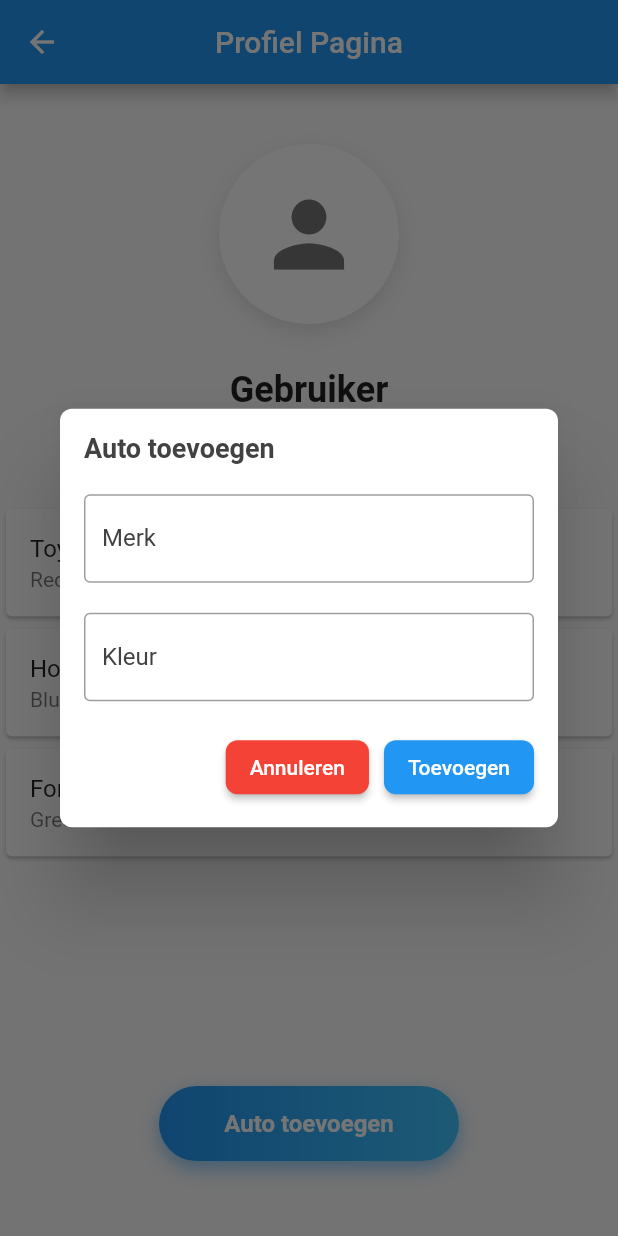
After one commit to Jasper-Matheussen/parkU, a Flutter app: the ProfilePage screen opened directly, after a tap on "Auto toevoegen", on a phone screen of 412 x 824 dp. The commit adds this screen. Run offline on Flutter 3.47's test engine with Material 2 defaults, Android fonts, the phone set to English and light mode, and no system bars; our stand-ins replace cloud_firestore, email_validator, firebase_core, firebase_database, flutter_map, latlong2 and 1 more; missing offline and left inert: flutter_map_marker_cluster, hash; accounts and stored records are empty.

Commit message:
added frontend for profile page and adding cars

```diff
--- a/lib/loginPage.dart
+++ b/lib/loginPage.dart
@@ -1,6 +1,6 @@
 import 'dart:convert';
 import 'dart:math';
-
+import 'storage.dart';
 import 'package:flutter/material.dart';
 import 'package:parku/main.dart';
 import 'package:parku/signupPage.dart';
@@ -93,7 +93,6 @@ class _LoginPageState extends State<LoginPage> {
                       .where('username', isEqualTo: username)
                       .where('password', isEqualTo: hashedPassword)
                       .get();
-                  print(querySnapshot.docs.isNotEmpty);
 
                   if (querySnapshot.docs.isNotEmpty) {
                     return true;
@@ -108,6 +107,8 @@ class _LoginPageState extends State<LoginPage> {
                     content: Text('Login succesvol!'),
                     backgroundColor: Colors.green,
                   );
+                  //set the logged in user
+                  loggedInUser = usernameController.text;
                   ScaffoldMessenger.of(context).showSnackBar(snackBar);
                   Navigator.pop(context);
                 } else {
--- a/lib/main.dart
+++ b/lib/main.dart
@@ -4,10 +4,12 @@ import "package:flutter_map/flutter_map.dart";
 import "package:flutter_map_marker_cluster/flutter_map_marker_cluster.dart";
 import "package:latlong2/latlong.dart";
 import 'package:location/location.dart';
+import 'package:parku/profilePage.dart';
 import 'loginPage.dart';
 import 'package:firebase_core/firebase_core.dart';
 import 'firebase_options.dart';
 import 'package:firebase_database/firebase_database.dart';
+import 'storage.dart';
 
 void main() async {
   WidgetsFlutterBinding.ensureInitialized();
@@ -213,12 +215,22 @@ js_primitives.dart:30 LatLng(latitude:51.228128, longitude:4.420529)*/
                     IconButton(
                       icon: const Icon(Icons.person),
                       onPressed: () {
-                        Navigator.push(
-                          context,
-                          MaterialPageRoute(builder: (context) => LoginPage()),
-                        );
+                        if (loggedInUser != null) {
+                          // User is logged in, navigate to profile page
+                          Navigator.push(
+                            context,
+                            MaterialPageRoute(builder: (context) => ProfilePage()),
+                          );
+                        } else {
+                          // User is not logged in, navigate to login page
+                          Navigator.push(
+                            context,
+                            MaterialPageRoute(builder: (context) => LoginPage()),
+                          );
+                        }
                       },
                     ),
+
                   ],
                 ),
               ),
--- /dev/null
+++ b/lib/profilePage.dart
@@ -0,0 +1,272 @@
+import 'package:flutter/material.dart';
+import 'package:flutter/services.dart';
+import 'storage.dart';
+
+class ProfilePage extends StatefulWidget {
+  const ProfilePage({Key? key}) : super(key: key);
+
+  @override
+  _ProfilePageState createState() => _ProfilePageState();
+}
+
+class _ProfilePageState extends State<ProfilePage> {
+  final String _username = loggedInUser ?? "Gebruiker";
+  List<Car> _cars = [    Car("Toyota", "Red"),    Car("Honda", "Blue"),    Car("Ford", "Green"),  ];
+
+  @override
+  Widget build(BuildContext context) {
+    return Scaffold(
+      appBar: AppBar(
+        title: Text('Profiel Pagina'),
+        centerTitle: true,
+      ),
+      body: Column(
+        crossAxisAlignment: CrossAxisAlignment.center,
+        children: [
+          SizedBox(height: 40),
+          Container(
+            decoration: BoxDecoration(
+              shape: BoxShape.circle,
+              boxShadow: [
+                BoxShadow(
+                  color: Colors.grey[300]!,
+                  blurRadius: 10,
+                  offset: Offset(0, 5),
+                ),
+              ],
+            ),
+            child: CircleAvatar(
+              radius: 60,
+              backgroundColor: Colors.white,
+              child: Icon(
+                Icons.person,
+                size: 70,
+                color: Colors.grey[600],
+              ),
+            ),
+          ),
+          SizedBox(height: 30),
+          Text(
+            _username,
+            style: TextStyle(
+              fontSize: 24,
+              fontWeight: FontWeight.bold,
+            ),
+          ),
+          SizedBox(height: 30),
+          Text(
+            "Jouw auto's",
+            style: TextStyle(
+              fontSize: 18,
+              fontWeight: FontWeight.bold,
+            ),
+          ),
+          SizedBox(height: 10),
+          Expanded(
+            child: ListView.builder(
+              itemCount: _cars.length,
+              itemBuilder: (BuildContext context, int index) {
+                return Card(
+                  child: ListTile(
+                    title: Text(_cars[index].merk),
+                    subtitle: Text(_cars[index].kleur),
+                  ),
+                );
+              },
+            ),
+          ),
+          SizedBox(height: 10),
+          Container(
+            width: 200,
+            height: 50,
+            decoration: BoxDecoration(
+              borderRadius: BorderRadius.circular(25),
+              gradient: LinearGradient(
+                colors: [Colors.blue, Colors.lightBlueAccent],
+                begin: Alignment.centerLeft,
+                end: Alignment.centerRight,
+              ),
+              boxShadow: [
+                BoxShadow(
+                  color: Colors.blue.withOpacity(0.5),
+                  blurRadius: 10,
+                  offset: Offset(0, 5),
+                ),
+              ],
+            ),
+            child: ElevatedButton(
+              onPressed: () {
+                // Show the car form dialog
+                showDialog(
+                  context: context,
+                  builder: (context) => CarFormDialog(),
+                );
+              },
+              style: ElevatedButton.styleFrom(
+                primary: Colors.transparent,
+                elevation: 0,
+                shape: RoundedRectangleBorder(
+                  borderRadius: BorderRadius.circular(25),
+                ),
+                padding: EdgeInsets.zero,
+              ),
+              child: Ink(
+                decoration: BoxDecoration(
+                  borderRadius: BorderRadius.circular(25),
+                ),
+                child: Container(
+                  alignment: Alignment.center,
+                  child: Text(
+                    'Auto toevoegen',
+                    style: TextStyle(
+                      fontSize: 16,
+                      fontWeight: FontWeight.bold,
+                      color: Colors.white,
+                    ),
+                  ),
+                ),
+              ),
+            ),
+          ),
+          SizedBox(height: 50),
+        ],
+      ),
+    );
+  }
+}
+
+
+class Car {
+  final String merk;
+  final String kleur;
+  Car(this.merk, this.kleur);
+}
+
+class CarFormDialog extends StatefulWidget {
+  const CarFormDialog({Key? key}) : super(key: key);
+
+  @override
+  _CarFormDialogState createState() => _CarFormDialogState();
+}
+
+class _CarFormDialogState extends State<CarFormDialog> {
+  final _formKey = GlobalKey<FormState>();
+  final _merkController = TextEditingController();
+  final _kleurController = TextEditingController();
+
+  @override
+  void dispose() {
+    _merkController.dispose();
+    _kleurController.dispose();
+    super.dispose();
+  }
+
+  @override
+  Widget build(BuildContext context) {
+    return Dialog(
+      backgroundColor: Colors.white,
+      shape: RoundedRectangleBorder(
+        borderRadius: BorderRadius.circular(8),
+      ),
+      child: Padding(
+        padding: const EdgeInsets.all(16),
+        child: Form(
+          key: _formKey,
+          child: Column(
+            mainAxisSize: MainAxisSize.min,
+            crossAxisAlignment: CrossAxisAlignment.start,
+            children: [
+              Text(
+                'Auto toevoegen',
+                style: TextStyle(
+                  fontSize: 18,
+                  fontWeight: FontWeight.bold,
+                  color: Colors.grey[800],
+                ),
+              ),
+              SizedBox(height: 20),
+              TextFormField(
+                controller: _merkController,
+                decoration: InputDecoration(
+                  labelText: 'Merk',
+                  labelStyle: TextStyle(color: Colors.grey[800]),
+                  border: OutlineInputBorder(),
+                  focusedBorder: OutlineInputBorder(
+                    borderSide: BorderSide(color: Colors.blue),
+                  ),
+                ),
+                validator: (value) {
+                  if (value == null || value.isEmpty) {
+                    return 'Geef een merk in aub';
+                  }
+                  return null;
+                },
+              ),
+              SizedBox(height: 20),
+              TextFormField(
+                controller: _kleurController,
+                decoration: InputDecoration(
+                  labelText: 'Kleur',
+                  labelStyle: TextStyle(color: Colors.grey[800]),
+                  border: OutlineInputBorder(),
+                  focusedBorder: OutlineInputBorder(
+                    borderSide: BorderSide(color: Colors.blue),
+                  ),
+                ),
+                validator: (value) {
+                  if (value == null || value.isEmpty) {
+                    return 'Geef een kleur in';
+                  }
+                  return null;
+                },
+              ),
+              SizedBox(height: 20),
+              Row(
+                mainAxisAlignment: MainAxisAlignment.end,
+                children: [
+                  ElevatedButton(
+                    onPressed: () {
+                      Navigator.of(context).pop();
+                    },
+                    style: ElevatedButton.styleFrom(
+                      primary: Colors.red,
+                      shape: RoundedRectangleBorder(
+                        borderRadius: BorderRadius.circular(8),
+                      ),
+                    ),
+                    child: Text(
+                      'Annuleren',
+                      style: TextStyle(color: Colors.white),
+                    ),
+                  ),
+                  SizedBox(width: 10),
+                  ElevatedButton(
+                    onPressed: () {
+                      if (_formKey.currentState!.validate()) {
+                        // TODO: Save car data to database or other storage method
+                        ScaffoldMessenger.of(context).showSnackBar(
+                          SnackBar(content: Text('Auto toegevoegd')),
+                        );
+                        Navigator.of(context).pop();
+                      }
+                    },
+                    style: ElevatedButton.styleFrom(
+                      primary: Colors.blue,
+                      shape: RoundedRectangleBorder(
+                        borderRadius: BorderRadius.circular(8),
+                      ),
+                    ),
+                    child: Text(
+                      'Toevoegen',
+                      style: TextStyle(color: Colors.white),
+                    ),
+                  ),
+                ],
+              ),
+            ],
+          ),
+        ),
+      ),
+    );
+  }
+}
--- /dev/null
+++ b/lib/storage.dart
@@ -0,0 +1 @@
+String? loggedInUser;
```
